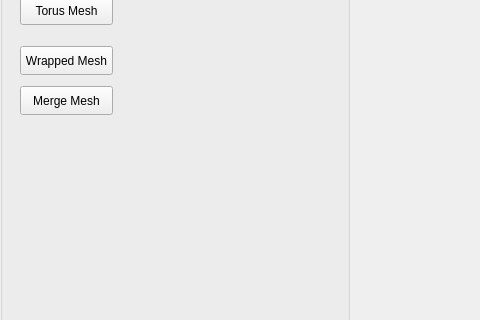
This is AppTinyMesh/UI/interface.ui in Nawresse/TinyMesh as Qt 5 draws it before an edit; both pictures show x 0 to 480 and y 253 to 573 of the 1200 by 1000 pixel window. The edited form follows.
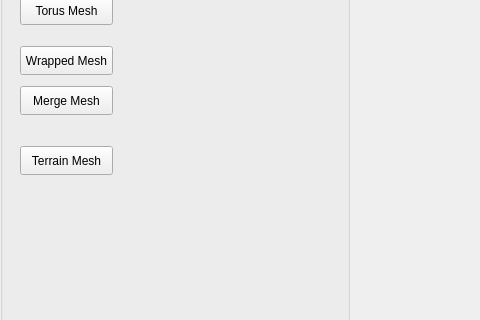
This is the edited form.

What changed in the file:
```diff
--- a/AppTinyMesh/UI/interface.ui
+++ b/AppTinyMesh/UI/interface.ui
@@ -210,6 +210,19 @@
         <string>Merge Mesh</string>
        </property>
       </widget>
+      <widget class="QPushButton" name="terrainMesh">
+       <property name="geometry">
+        <rect>
+         <x>20</x>
+         <y>380</y>
+         <width>93</width>
+         <height>29</height>
+        </rect>
+       </property>
+       <property name="text">
+        <string>Terrain Mesh</string>
+       </property>
+      </widget>
      </widget>
     </item>
     <item>
```
